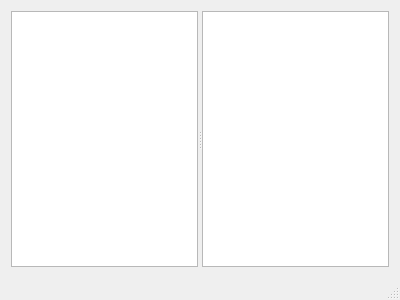
Above: mainwindow.ui from voyagerok/directory-analyzer before the change. Below: the same form after it.
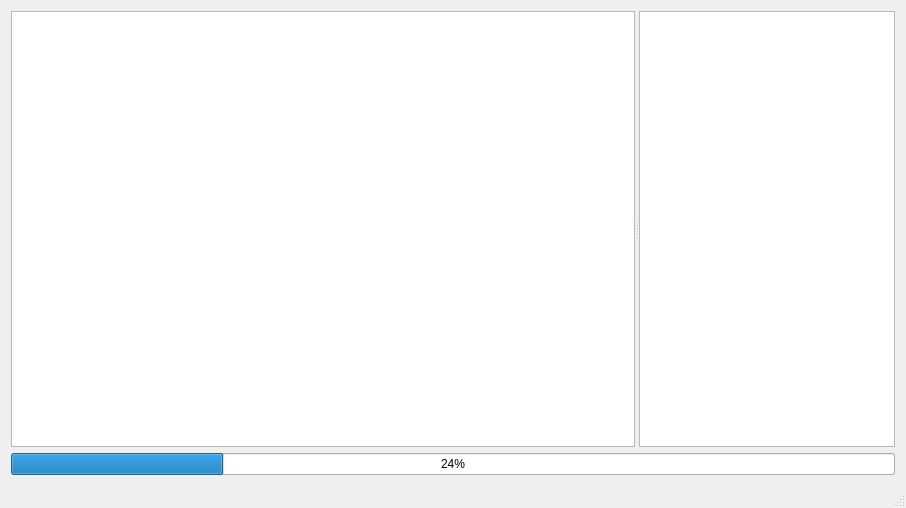
That is the form after the change.

What changed in the file:
```diff
--- a/mainwindow.ui
+++ b/mainwindow.ui
@@ -6,22 +6,36 @@
    <rect>
     <x>0</x>
     <y>0</y>
-    <width>400</width>
-    <height>300</height>
+    <width>906</width>
+    <height>508</height>
    </rect>
   </property>
   <property name="windowTitle">
    <string>MainWindow</string>
   </property>
   <widget class="QWidget" name="centralWidget">
-   <layout class="QHBoxLayout" name="horizontalLayout">
+   <layout class="QVBoxLayout" name="verticalLayout">
     <item>
      <widget class="QSplitter" name="splitter">
       <property name="orientation">
        <enum>Qt::Horizontal</enum>
       </property>
-      <widget class="QTreeView" name="dirView"/>
-      <widget class="QListView" name="filesInfoView"/>
+      <widget class="QTreeView" name="dirView">
+       <property name="sizePolicy">
+        <sizepolicy hsizetype="MinimumExpanding" vsizetype="Expanding">
+         <horstretch>20</horstretch>
+         <verstretch>0</verstretch>
+        </sizepolicy>
+       </property>
+      </widget>
+      <widget class="QTableView" name="filesInfoView"/>
+     </widget>
+    </item>
+    <item>
+     <widget class="QProgressBar" name="progressBar">
+      <property name="value">
+       <number>24</number>
+      </property>
      </widget>
     </item>
    </layout>
```
Left out of the diff: 4 changed lines with no effect on the pictures.
